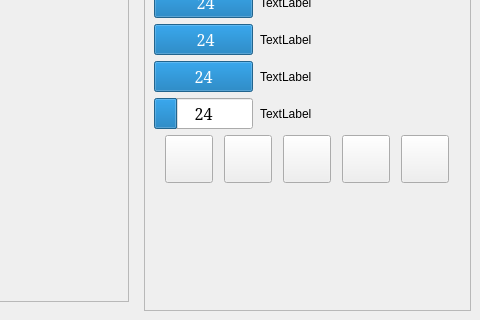
First picture: the form in menu/mainwindow.ui, repository maksakovaa/Province, before the edit; both pictures show x 313 to 793 and y 391 to 711 of the 793 by 711 pixel window.
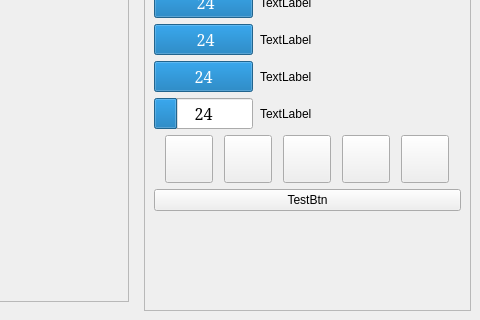
Second picture: the form after the edit. Icons and pictures are not drawn. Custom widgets are drawn as their Qt base class.

Commit message: part of NPCs class added, continue writing location

The edit to the form file:
```diff
--- a/menu/mainwindow.ui
+++ b/menu/mainwindow.ui
@@ -752,6 +752,13 @@
          </item>
         </layout>
        </item>
+       <item>
+        <widget class="QPushButton" name="pushButton">
+         <property name="text">
+          <string>TestBtn</string>
+         </property>
+        </widget>
+       </item>
        <item>
         <widget class="QWidget" name="widgetActions" native="true">
          <layout class="QHBoxLayout" name="horizontalLayout">
```
The commit also changes 40 other files.
